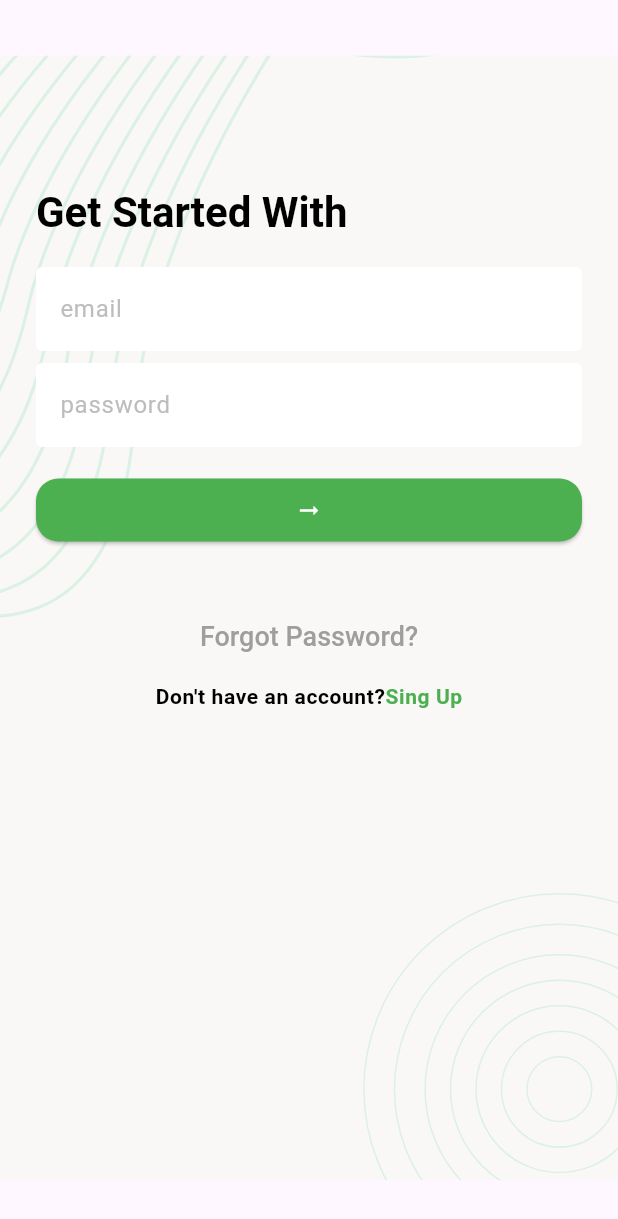
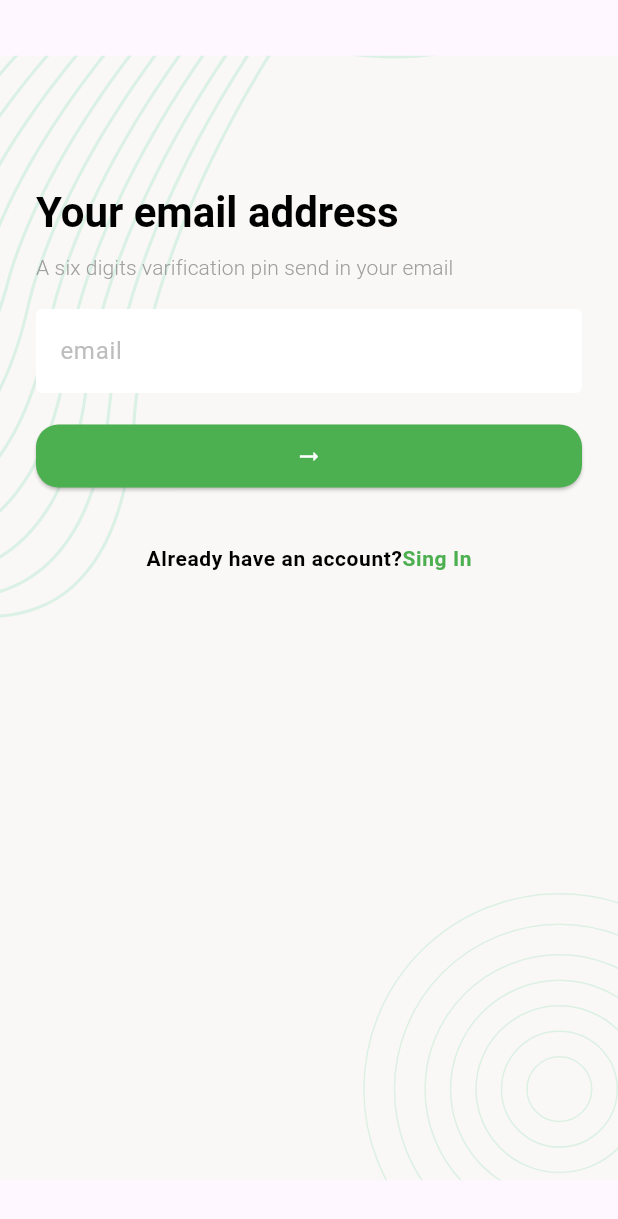
Before and after one commit to Imon13/taskmanger, a Flutter app: the screen it shows after launch, after a tap on "Forgot Password?", on a phone screen of 412 x 824 dp. Shown: the top 1219 px of the screen. Run offline on Flutter 3.47's test engine with Material 3 defaults, Android fonts, the phone set to English and light mode, and no system bars; our stand-ins replace flutter_svg.

Commit message:
emailvarification

```diff
--- a/lib/app.dart
+++ b/lib/app.dart
@@ -47,8 +47,15 @@ ThemeData lightTheameData(){
         fontSize: 28,
         fontWeight: FontWeight.bold,
         color: Colors.black
-      )
+      ),
+        titleSmall: TextStyle(
+            fontSize: 14,
+            fontWeight: FontWeight.w300,
+            color: Colors.grey
+        )
+
     ),
+
     textButtonTheme: TextButtonThemeData(
       style: TextButton.styleFrom(
         foregroundColor: Colors.grey,
--- /dev/null
+++ b/lib/ui/sceen/email_varification_sceen.dart
@@ -0,0 +1,96 @@
+import 'package:flutter/gestures.dart';
+import 'package:flutter/material.dart';
+import 'package:taskmanger/ui/sceen/sing_in_sceen.dart';
+
+import '../utility/aap_colors.dart';
+import '../weidgets/background_widgets.dart';
+
+class EmailVarificationSceen extends StatefulWidget {
+  const EmailVarificationSceen({super.key});
+
+  @override
+  State<EmailVarificationSceen> createState() => _EmailVarificationSceenState();
+}
+
+class _EmailVarificationSceenState extends State<EmailVarificationSceen> {
+  TextEditingController _emailTEcontroller =TextEditingController();
+  @override
+  Widget build(BuildContext context) {
+    return Scaffold(
+      body: BackgroundWidgets(
+          child:  SafeArea(
+            child: SingleChildScrollView(
+              child: Padding(
+                padding: EdgeInsets.all(24),
+                child: Column(
+                  crossAxisAlignment: CrossAxisAlignment.start,
+                  children: [
+                    const SizedBox(height: 100,),
+                    Text("Your email address",style: Theme.of(context).textTheme.titleLarge,),
+                    SizedBox(height: 8,),
+                    Text("A six digits varification pin send in your email",style: Theme.of(context).textTheme.titleSmall),
+                    SizedBox(height: 18,),
+                    TextFormField(
+                      controller: _emailTEcontroller,
+                      keyboardType: TextInputType.emailAddress,
+                      decoration: InputDecoration(
+                        hintText: 'email',
+                        label: Text('email'),
+                      ),
+
+                    ),
+
+
+
+                    SizedBox(height: 18,),
+                    ElevatedButton(onPressed: (){},
+                        child: Icon(Icons.arrow_right_alt_outlined)),
+                    SizedBox(height: 36),
+                    Center(
+                      child: Column(
+                        children: [
+                          RichText(text: TextSpan(
+                              style: TextStyle(
+                                  color: Colors.black,
+                                  fontWeight: FontWeight.w700,
+                                  letterSpacing: .4
+                              ),
+                              text: "Already have an account?",
+                              children: [
+                                TextSpan(
+                                    text: "Sing In",
+                                    style: TextStyle(
+                                        color: AppColors.green
+                                    ),
+                                    recognizer: TapGestureRecognizer()..onTap =(){
+                                      Navigator.push(context, MaterialPageRoute(builder: (context)=>SinginSceen()));
+                                    }
+
+                                )
+
+                              ]))
+                        ],
+                      ),
+                    )
+
+
+                  ],
+                ),
+              ),
+            ),
+          )),
+    );
+  }
+  void dispose() {
+    super.dispose();
+    _emailTEcontroller.dispose();
+  }
+}
+
+// void _onTapSingIn (){
+//   Navigator.push(context, MaterialPageRoute(
+//       builder: (context)=>SinginSceen()
+//   )
+//   );
+//
+// }
--- a/lib/ui/sceen/sing_in_sceen.dart
+++ b/lib/ui/sceen/sing_in_sceen.dart
@@ -1,5 +1,6 @@
 import 'package:flutter/gestures.dart';
 import 'package:flutter/material.dart';
+import 'package:taskmanger/ui/sceen/email_varification_sceen.dart';
 import 'package:taskmanger/ui/sceen/sing_up_sceen.dart';
 import 'package:taskmanger/ui/utility/aap_colors.dart';
 import 'package:taskmanger/ui/weidgets/background_widgets.dart';
@@ -54,7 +55,7 @@ class _SinginSceenState extends State<SinginSceen> {
                     Center(
                       child: Column(
                         children: [
-                          TextButton(onPressed: (){},
+                          TextButton(onPressed: _onTapEmailVarification,
                               child: Text("Forgot Password?"),
                           ),
                           SizedBox(height: 8,),
@@ -94,6 +95,10 @@ class _SinginSceenState extends State<SinginSceen> {
     Navigator.push(context, MaterialPageRoute(builder: (context)=>SingUpSceen()));
 
   }
+  void _onTapEmailVarification (){
+    Navigator.push(context, MaterialPageRoute(builder: (context)=>EmailVarificationSceen()));
+
+  }
   @override
   void dispose() {
     super.dispose();
```
